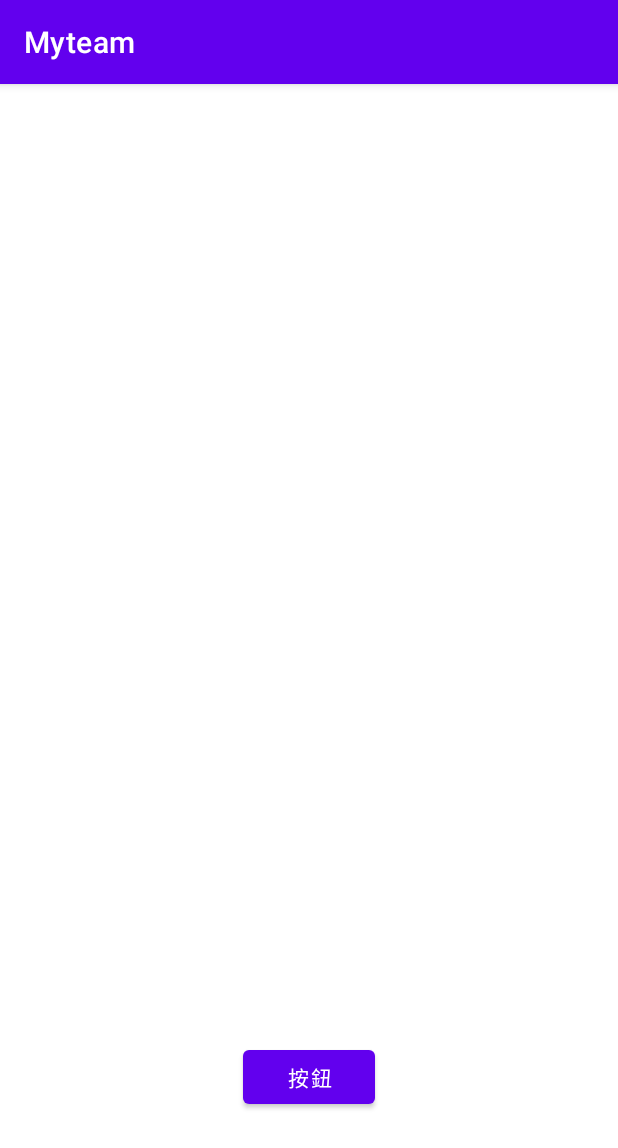
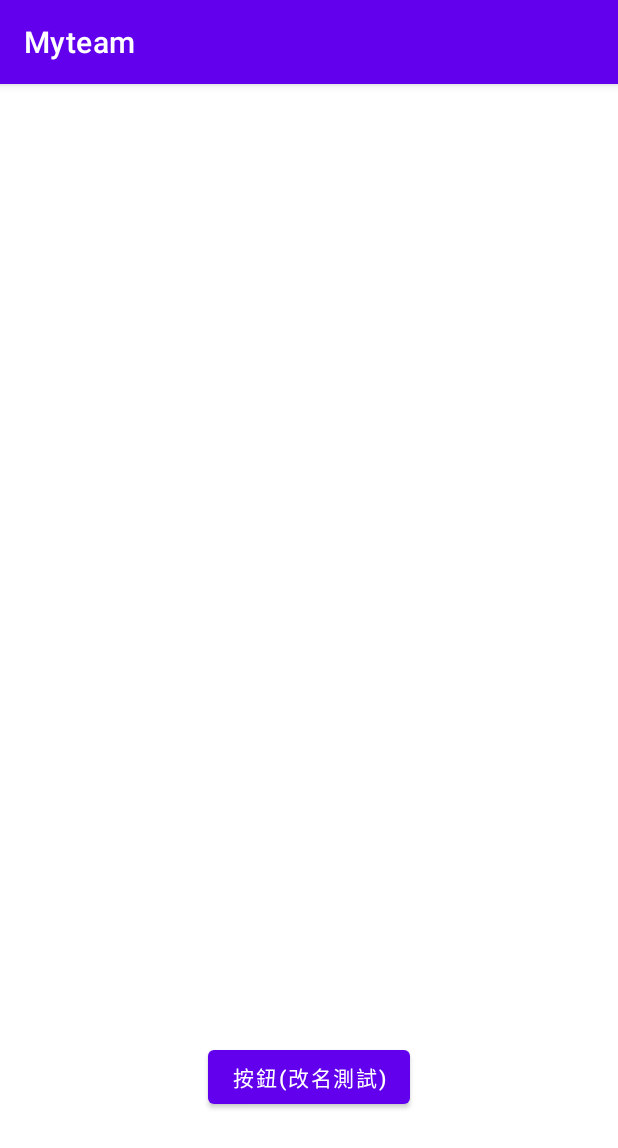
Before and after one commit to Teamdashah/team, an Android app: the screen it shows after launch (MainActivity), on a phone screen of 412 x 824 dp. Shown: the top 1148 px of the screen. Run offline under Robolectric (Android 15) with nearby library versions, the phone set to English and light mode, and no system bars.

Commit message:
按鈕加上改名測試

```diff
--- a/app/src/main/res/layout/activity_main.xml
+++ b/app/src/main/res/layout/activity_main.xml
@@ -10,7 +10,7 @@
         android:id="@+id/button"
         android:layout_width="wrap_content"
         android:layout_height="wrap_content"
-        android:text="按鈕"
+        android:text="按鈕(改名測試)"
         app:layout_constraintBottom_toBottomOf="parent"
         app:layout_constraintEnd_toEndOf="parent"
         app:layout_constraintStart_toStartOf="parent"
```
